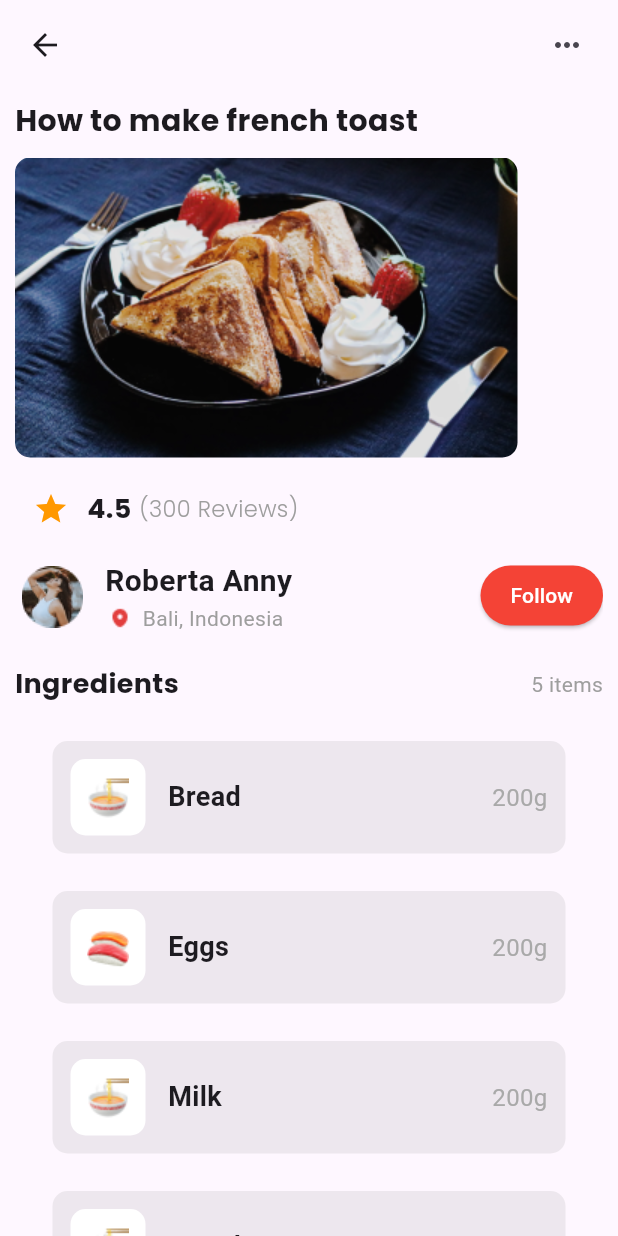
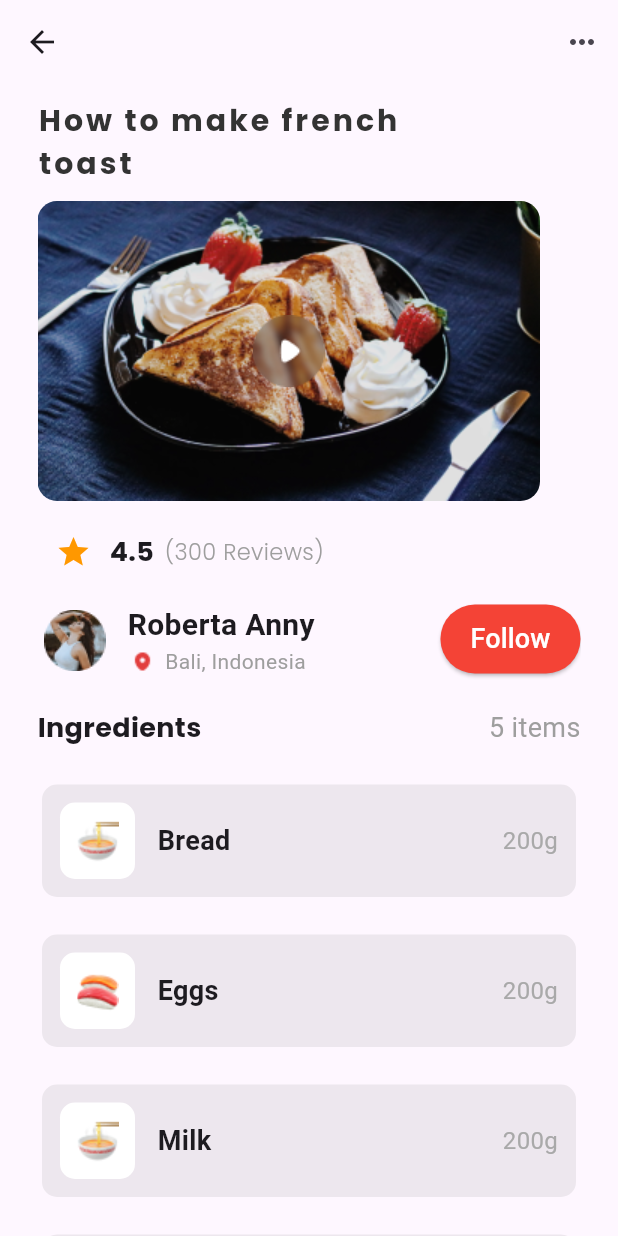
Before and after one commit to Benedict-Ik/foodrecipe, a Flutter app: the screen it shows after launch, on a phone screen of 412 x 824 dp. Run offline on Flutter 3.47's test engine with Material 3 defaults, Android fonts, the phone set to English and light mode, and no system bars.

```diff
--- a/foodrecipeapp/lib/main.dart
+++ b/foodrecipeapp/lib/main.dart
@@ -16,17 +16,15 @@ class MyApp extends StatelessWidget {
       home: Scaffold(
         appBar: AppBar(
           leading: Padding(
-            padding: const EdgeInsets.all(10.0),
+            padding: const EdgeInsets.all(0.0),
             child: IconButton(
               icon: Icon(Icons.arrow_back),
-              onPressed: () {
-                // Handle the arrow button press
-              },
+              onPressed: () {},
             ),
           ),
           actions: [
             Padding(
-              padding: const EdgeInsets.all(10.0),
+              padding: const EdgeInsets.all(0.0),
               child: IconButton(
                 icon: Icon(Icons.more_horiz),
                 onPressed: () {},
@@ -35,42 +33,32 @@ class MyApp extends StatelessWidget {
           ],
         ),
         body: Padding(
-          padding: const EdgeInsets.symmetric(horizontal: 10.0),
+          padding: const EdgeInsets.symmetric(horizontal: 25.0),
           child: SingleChildScrollView(
             child: Column(
               crossAxisAlignment: CrossAxisAlignment.start,
               children: [
                 const SizedBox(height: 10.0),
                 Text(
-                  "How to make french toast",
+                  "How to make french\ntoast",
                   style: TextStyle(
+                    letterSpacing: 2,
                     fontFamily: "Poppins",
                     fontWeight: FontWeight.w700,
                     fontSize: 20.0,
+                    color: Color(0xff333333),
                   ),
                 ),
                 const SizedBox(height: 10.0),
-                Column(
-                  children: [
-                    ClipRRect(
-                      borderRadius: BorderRadius.circular(10.0),
-                      child: Image.asset(
-                        "ui-assets/img/banner.png",
-                        fit: BoxFit.contain,
-                      ),
-                    )
-                  ],
+                BannerSection(
+                  bgImg: "ui-assets/img/banner.png",
                 ),
                 const SizedBox(height: 10.0),
-                Column(
-                  children: [
                 Row(
                   children: [
                     IconButton(
                       icon: Icon(Icons.star, color: Colors.orange),
-                          onPressed: () {
-                            // Handle the arrow button press
-                          },
+                      onPressed: () {},
                     ),
                     const Text(
                       "4.5",
@@ -80,7 +68,7 @@ class MyApp extends StatelessWidget {
                         fontSize: 18.0,
                       ),
                     ),
-                        const SizedBox(width: 5.0),
+                    const SizedBox(width: 7.0),
                     const Text(
                       "(300 Reviews)",
                       style: TextStyle(
@@ -92,12 +80,7 @@ class MyApp extends StatelessWidget {
                     ),
                   ],
                 ),
-                  ],
-                ),
                 const SizedBox(height: 10.0),
-                Column(
-                  crossAxisAlignment: CrossAxisAlignment.start,
-                  children: [
                 Row(
                   crossAxisAlignment: CrossAxisAlignment.start,
                   children: [
@@ -138,20 +121,24 @@ class MyApp extends StatelessWidget {
                       ],
                     ),
                     Spacer(),
+                    Column(
+                      children: [
+                        Padding(padding: EdgeInsets.only(top: 0.0)),
                         ElevatedButton(
-                          onPressed: () {
-                            // Add functionality for the follow button press
-                          },
+                          onPressed: () {},
                           style: ElevatedButton.styleFrom(
                             primary: Colors.red,
                             onPrimary: Colors.white,
                             padding: const EdgeInsets.symmetric(
                                 horizontal: 20, vertical: 10),
                           ),
-                          child: const Text("Follow"),
+                          child: const Text(
+                            "Follow",
+                            style: TextStyle(fontSize: 18),
+                          ),
                         ),
                       ],
-                    ),
+                    )
                   ],
                 ),
                 const SizedBox(height: 20.0),
@@ -170,7 +157,7 @@ class MyApp extends StatelessWidget {
                       "5 items",
                       style: TextStyle(
                         color: Colors.grey,
-                        fontSize: 14.0,
+                        fontSize: 18.0,
                       ),
                     ),
                   ],
@@ -178,31 +165,31 @@ class MyApp extends StatelessWidget {
                 const SizedBox(height: 20.0),
                 Column(
                   children: [
-                    IngredientSection(
+                    CardSection(
                       foodImage: "ui-assets/img/bread-and-milk.png",
                       foodName: "Bread",
                       foodWeight: "200g",
                     ),
                     const SizedBox(height: 15),
-                    IngredientSection(
+                    CardSection(
                       foodImage: "ui-assets/img/eggs.png",
                       foodName: "Eggs",
                       foodWeight: "200g",
                     ),
                     const SizedBox(height: 15),
-                    IngredientSection(
+                    CardSection(
                       foodImage: "ui-assets/img/bread-and-milk.png",
                       foodName: "Milk",
                       foodWeight: "200g",
                     ),
                     const SizedBox(height: 15),
-                    IngredientSection(
+                    CardSection(
                       foodImage: "ui-assets/img/bread-and-milk.png",
                       foodName: "Bread",
                       foodWeight: "200g",
                     ),
                     const SizedBox(height: 15),
-                    IngredientSection(
+                    CardSection(
                       foodImage: "ui-assets/img/bread-and-milk.png",
                       foodName: "Eggs",
                       foodWeight: "200g",
@@ -218,12 +205,12 @@ class MyApp extends StatelessWidget {
   }
 }
 
-class IngredientSection extends StatelessWidget {
+class CardSection extends StatelessWidget {
   final String foodImage;
   final String foodName;
   final String foodWeight;
 
-  const IngredientSection({
+  const CardSection({
     Key? key,
     required this.foodImage,
     required this.foodName,
@@ -233,7 +220,7 @@ class IngredientSection extends StatelessWidget {
   @override
   Widget build(BuildContext context) {
     return Padding(
-      padding: const EdgeInsets.symmetric(horizontal: 25.0, vertical: 5.0),
+      padding: const EdgeInsets.symmetric(horizontal: 3.0, vertical: 5.0),
       child: Container(
         padding: const EdgeInsets.all(12),
         decoration: BoxDecoration(
@@ -278,3 +265,24 @@ class IngredientSection extends StatelessWidget {
     );
   }
 }
+
+class BannerSection extends StatelessWidget {
+  final String bgImg;
+  const BannerSection({super.key, required this.bgImg});
+
+  @override
+  Widget build(BuildContext context) {
+    return Stack(
+      alignment: Alignment.center,
+      children: [
+        Container(
+          decoration: BoxDecoration(borderRadius: BorderRadius.circular(15)),
+          child: ClipRRect(
+              borderRadius: BorderRadius.circular(13),
+              child: Image.asset(bgImg)),
+        ),
+        Image.asset("ui-assets/img/play-button.png", fit: BoxFit.contain),
+      ],
+    );
+  }
+}
```
Also changed, not shown: Food-recipe-app-1.png (added), Food-recipe-app.png (added), 1 other file. Lines whose indentation alone changed are shown as unchanged.
